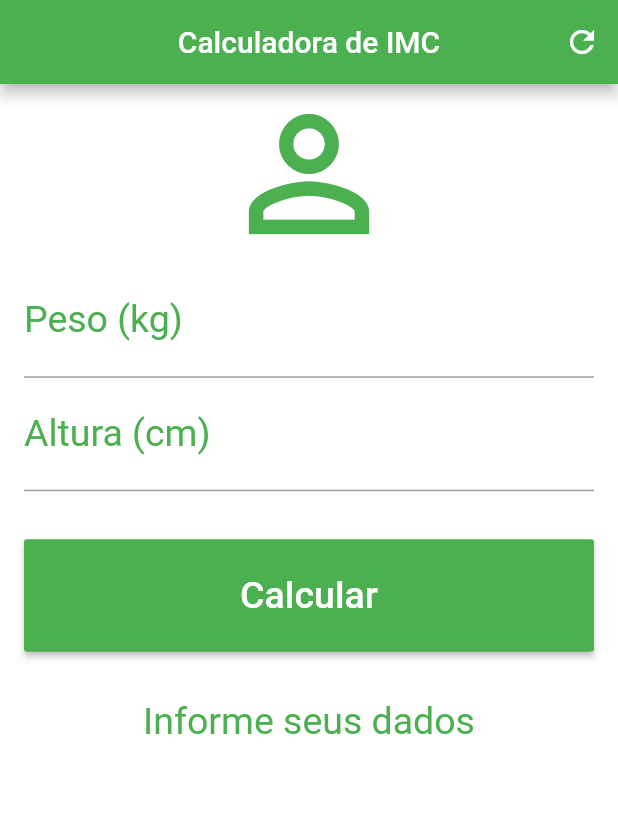
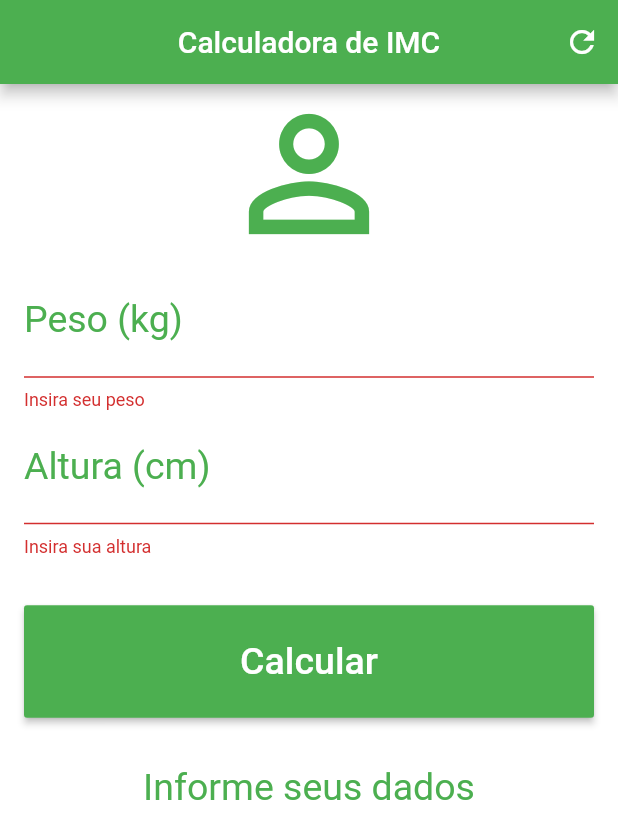
Before and after one commit to pcfmello/flutter-imc-calculator, a Flutter app: the screen it shows after launch, after a tap on "Calcular", on a phone screen of 412 x 824 dp. Shown: the top 839 px of the screen. Run offline on Flutter 3.47's test engine with Material 2 defaults, Android fonts, the phone set to English and light mode, and no system bars.

```diff
--- a/lib/main.dart
+++ b/lib/main.dart
@@ -10,6 +10,8 @@ class Home extends StatefulWidget {
 class _HomeState extends State<Home> {
   TextEditingController weightController = TextEditingController();
   TextEditingController heightController = TextEditingController();
+
+  GlobalKey<FormState> _formKey = GlobalKey<FormState>();
   String _info = "Informe seus dados";
 
   void _resetFields() {
@@ -17,6 +19,7 @@ class _HomeState extends State<Home> {
     heightController.text = "";
     setState(() {
       _info = "Informe seus dados";
+      _formKey = GlobalKey<FormState>();
     });
   }
 
@@ -61,11 +64,13 @@ class _HomeState extends State<Home> {
         backgroundColor: Colors.white,
         body: SingleChildScrollView(
             padding: EdgeInsets.fromLTRB(16.0, 0, 16.0, 16.0),
+            child: Form(
+                key: _formKey,
                 child: Column(
                   crossAxisAlignment: CrossAxisAlignment.center,
                   children: <Widget>[
                     Icon(Icons.person_outline, size: 120, color: Colors.green),
-                TextField(
+                    TextFormField(
                       keyboardType: TextInputType.number,
                       decoration: InputDecoration(
                         labelText: "Peso (kg)",
@@ -74,8 +79,13 @@ class _HomeState extends State<Home> {
                       textAlign: TextAlign.center,
                       style: TextStyle(color: Colors.green, fontSize: 25),
                       controller: weightController,
+                      validator: (value) {
+                        if (value.isEmpty) {
+                          return "Insira seu peso";
+                        }
+                      },
                     ),
-                TextField(
+                    TextFormField(
                       keyboardType: TextInputType.number,
                       decoration: InputDecoration(
                         labelText: "Altura (cm)",
@@ -84,22 +94,32 @@ class _HomeState extends State<Home> {
                       textAlign: TextAlign.center,
                       style: TextStyle(color: Colors.green, fontSize: 25),
                       controller: heightController,
+                      validator: (value) {
+                        if (value.isEmpty) {
+                          return "Insira sua altura";
+                        }
+                      },
                     ),
                     const SizedBox(height: 32.0),
                     Container(
                         height: 75.0,
                         width: double.infinity,
                         child: RaisedButton(
-                        onPressed: _calculate,
+                            onPressed: () {
+                              if (_formKey.currentState.validate()) {
+                                _calculate();
+                              }
+                            },
                             child: Text(
                               "Calcular",
-                          style: TextStyle(color: Colors.white, fontSize: 25.0),
+                              style: TextStyle(
+                                  color: Colors.white, fontSize: 25.0),
                             ),
                             color: Colors.green)),
                     const SizedBox(height: 32.0),
                     Text(_info,
                         style: TextStyle(color: Colors.green, fontSize: 25.0))
                   ],
-            )));
+                ))));
   }
 }
```
Lines whose indentation alone changed are shown as unchanged.
